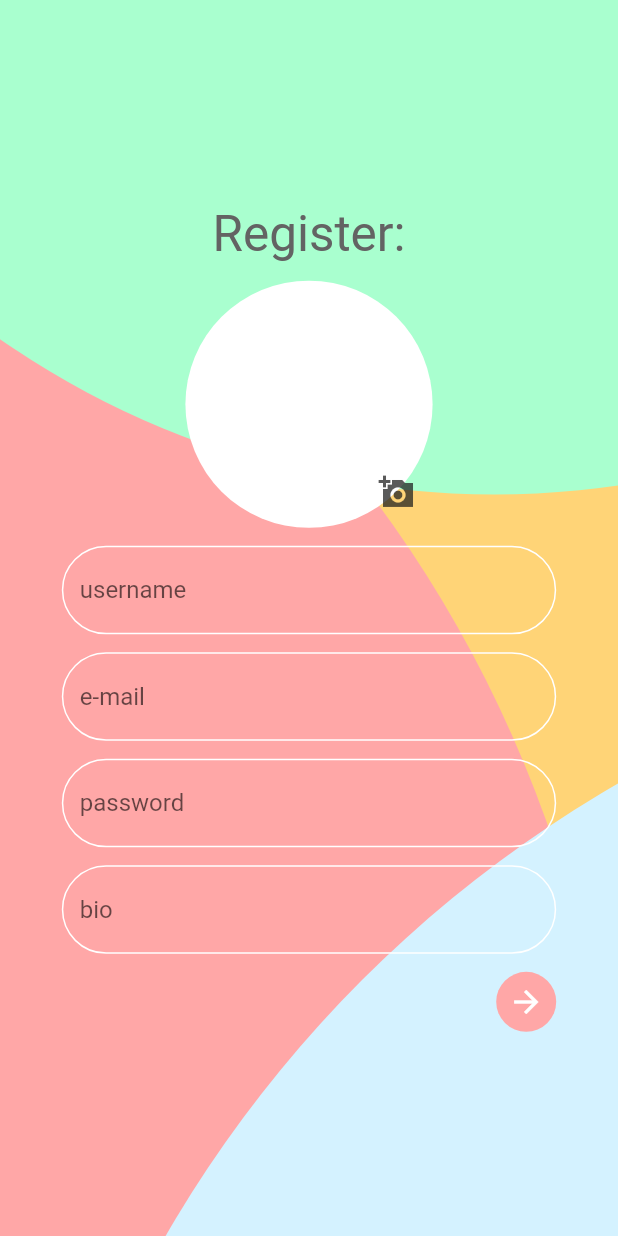
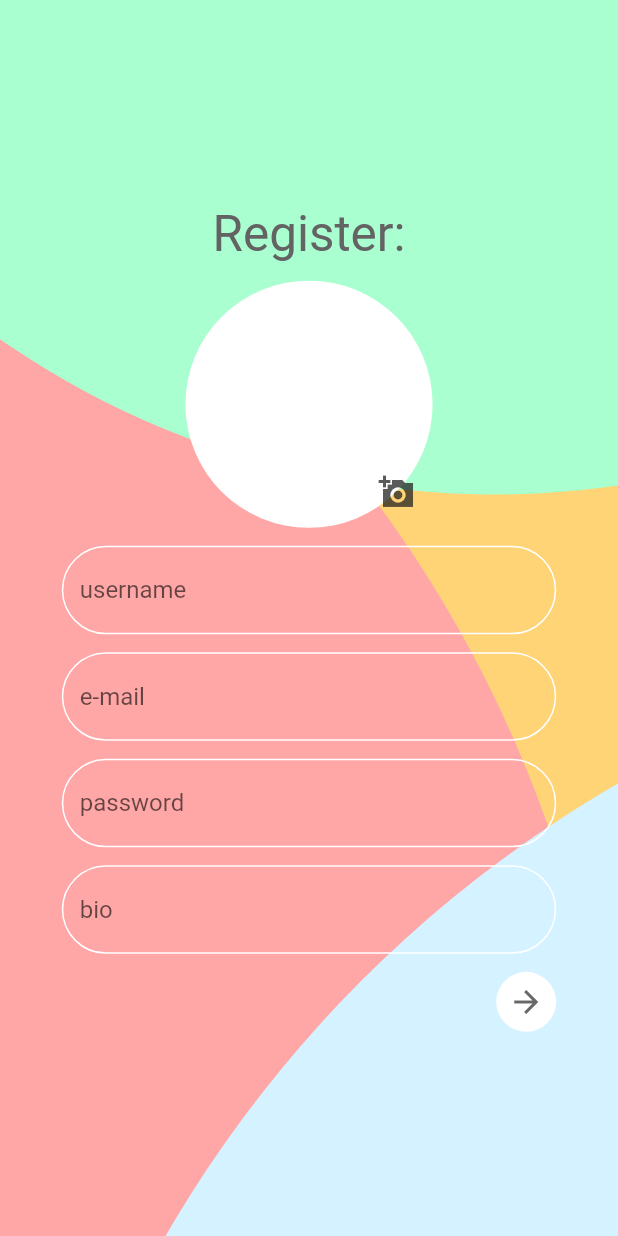
Before and after one commit to PavaneeshwarReddy/Pink-Ecstacy, a Flutter app: the RegisterScreen screen opened directly, after a tap on the "add a photo" icon, on a phone screen of 412 x 824 dp. Run offline on Flutter 3.47's test engine with Material 2 defaults, Android fonts, the phone set to English and light mode, and no system bars; our stand-ins replace cloud_firestore, firebase_auth, firebase_core, image_picker; accounts and stored records are empty.

Commit message:
after adding decide screen

```diff
--- a/lib/main.dart
+++ b/lib/main.dart
@@ -4,6 +4,7 @@ import 'package:instagram/responsiveness/mobile_screen_layout.dart';
 import 'package:instagram/responsiveness/responsiveness.dart';
 import 'package:instagram/responsiveness/web_screen_layout.dart';
 import 'package:firebase_core/firebase_core.dart';
+import 'package:instagram/screens/choosing.dart';
 import 'package:instagram/screens/login_screen.dart';
 import 'package:instagram/screens/register_screen.dart';
 
@@ -41,7 +42,7 @@ class _MyAppState extends State<MyApp> {
       //   mobileScreenLayout: MobileScreenLayout(),
       //   webScreenLayout: WebScreenLayout(),
       // ),
-      home: RegisterScreen(),
+      home: DecideScreen(),
     );
   }
 }
--- a/lib/screens/register_screen.dart
+++ b/lib/screens/register_screen.dart
@@ -1,7 +1,11 @@
+import 'dart:typed_data';
+
 import 'package:flutter/material.dart';
+import 'package:image_picker/image_picker.dart';
 import 'package:instagram/Widgets/input_text_field.dart';
 import 'package:instagram/resources/auth_methods.dart';
 import 'package:instagram/utitlities/colors.dart';
+import 'package:instagram/utitlities/image_picker.dart';
 
 class RegisterScreen extends StatefulWidget {
   const RegisterScreen({Key? key}) : super(key: key);
@@ -15,6 +19,24 @@ class _RegisterScreenState extends State<RegisterScreen> {
   final TextEditingController _password = TextEditingController();
   final TextEditingController _username = TextEditingController();
   final TextEditingController _bio = TextEditingController();
+  Uint8List?_image;
+
+  void SelectImage() async
+  {
+      Uint8List im = await pickImage(ImageSource.gallery);
+      setState(() {
+            _image = im;
+      });
+  }
+
+  @override
+  void dispose() {
+    _email.dispose();
+    _password.dispose();
+    _username.dispose();
+    _bio.dispose();
+    super.dispose();
+  }
   @override
   Widget build(BuildContext context) {
     return SafeArea(
@@ -74,7 +96,10 @@ class _RegisterScreenState extends State<RegisterScreen> {
                         ),
                         Stack(
                           children: [
-                            CircleAvatar(
+                           _image!=null? CircleAvatar(
+                              radius: MediaQuery.of(context).size.width * (0.2),
+                              backgroundImage: MemoryImage(_image!),
+                            ):CircleAvatar(
                               radius: MediaQuery.of(context).size.width * (0.2),
                               backgroundColor: Colors.white,
                             ),
@@ -82,9 +107,7 @@ class _RegisterScreenState extends State<RegisterScreen> {
                               bottom: 0,
                               right: 0,
                               child: IconButton(
-                                onPressed: () {
-                                  print("Add photo is clicked");
-                                },
+                                onPressed:SelectImage,
                                 icon: const Icon(Icons.add_a_photo_sharp,color: text_color_dark,),
                               ),
                             )
@@ -131,7 +154,7 @@ class _RegisterScreenState extends State<RegisterScreen> {
                             CircleAvatar(
                               // ignore: sort_child_properties_last
 
-                              backgroundColor: bubble_red,
+                              backgroundColor: Colors.white,
                               child: IconButton(
                                 onPressed: () async {
                                  String signUperror = await AuthMethods().signUpUser(email: _email.text, password: _password.text, username: _username.text, bio: _bio.text);
@@ -139,7 +162,7 @@ class _RegisterScreenState extends State<RegisterScreen> {
                                 },
                                 icon: const Icon(
                                   Icons.arrow_forward,
-                                  color: Colors.white,
+                                  color: Color.fromARGB(255, 104, 104, 104),
                                 ),
                               ),
                             )
--- /dev/null
+++ b/lib/utitlities/image_picker.dart
@@ -0,0 +1,15 @@
+import 'package:flutter/material.dart';
+import 'package:image_picker/image_picker.dart';
+
+
+pickImage(ImageSource source) async
+{
+  final ImagePicker _imagePicker = ImagePicker();
+  XFile?_file=await _imagePicker.pickImage(source: source);
+  if(_file!=null)
+  {
+    return await _file.readAsBytes();
+  }
+  else
+  print("No image detected");
+}
--- a/pubspec.yaml
+++ b/pubspec.yaml
@@ -34,6 +34,7 @@ dependencies:
   firebase_storage: ^10.3.2
   flutter:
     sdk: flutter
+  image_picker: ^0.8.5+3
 
 dev_dependencies:
   flutter_lints: ^2.0.0
```
Also changed, not shown: lib/screens/choosing.dart (added, +39 -0 lines), pubspec.lock, 1 other file.
